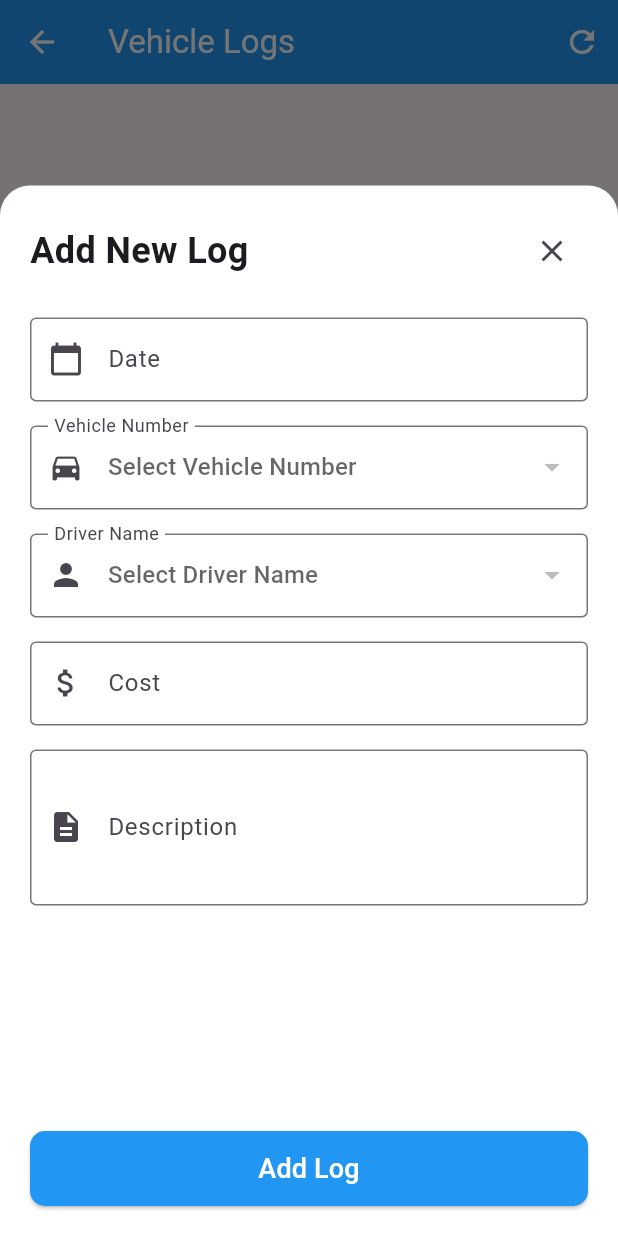
After one commit to Webmonk08/Vehicle-Tracker, a Flutter app: the LogPage screen opened directly, after a tap on the "add" icon, on a phone screen of 412 x 824 dp. The commit adds this screen. Run offline on Flutter 3.47's test engine with Material 3 defaults, Android fonts, the phone set to English and light mode, and no system bars; our stand-ins replace supabase_flutter; accounts and stored records are empty.

Commit message:
Before Filter and Dashboard

```diff
--- a/lib/data/driverdata.dart
+++ b/lib/data/driverdata.dart
@@ -10,7 +10,7 @@ class Driverdata {
       final List<Map<String, dynamic>> data = await supabaseClient
           .from('drivers')
           .select();
-      print("Driver Data : ${data}");
+      print("Driver Data : $data");
       return data.map((item) => Driver.fromMap(item)).toList();
     } catch (e) {
       print('Supabase error: $e');
@@ -35,3 +35,4 @@ class Driverdata {
         .eq('id', id);
   }
 }
+//
--- /dev/null
+++ b/lib/data/log_page_data.dart
@@ -0,0 +1,129 @@
+import 'package:my_app/modals/log_Modal.dart';
+import 'package:my_app/modals/vehicleModal.dart';
+import 'package:my_app/service/supabaseService.dart';
+import 'package:my_app/modals/DriverModal.dart';
+
+class LogPageData {
+  final supabaseClient = SupabaseService.client;
+
+Future<List<Driver>> getDriverNames() async {
+  try {
+    final response = await supabaseClient
+        .from('drivers')
+        .select('name');
+    return (response as List)
+        .map((row) => Driver.fromMap(row as Map<String, dynamic>))
+        .toList();
+  } catch (e) {
+    print('❌ Error: $e');
+    return [];
+  }
+}
+Future<List<Vehicle>> getVehicleNumbers() async {
+  try {
+    final response = await supabaseClient
+        .from('vehicles')
+        .select('VehicleNo');
+
+    return (response as List)
+        .map((row) => Vehicle.fromMap(row as Map<String, dynamic>))
+        .toList();
+  } catch (e) {
+    print('❌ Error: $e');
+    return [];
+  }
+}
+
+Future<List<LogModal>> getLogs() async {
+  try {
+    final List<Map<String, dynamic>> response = await supabaseClient
+        .from('vehicle_logs')
+        .select('''
+        cost_of_load,
+        description,
+        log_date,
+        vehicles(VehicleNo),
+        drivers(name)
+      ''')
+        .order('log_date', ascending: false);
+
+    // Debug: Print the raw response to see data types
+    print('Raw response: $response');
+
+    return response.map((row) {
+      // Create a safe copy with proper type conversion
+      final safeRow = <String, dynamic>{
+        'log_date': row['log_date']?.toString() ?? '',
+        'description': row['description']?.toString() ?? '',
+        'cost_of_load': _safeConvertToString(row['cost_of_load']),
+        'vehicles': row['vehicles'],
+        'drivers': row['drivers'],
+      };
+
+      return LogModal.fromMap(safeRow);
+    }).toList();
+  } catch (e) {
+    print('Error fetching joined logs: $e');
+    return [];
+  }
+}
+
+// Helper method for safe conversion
+String _safeConvertToString(dynamic value) {
+  if (value == null) return '0';
+  if (value is String) return value;
+  if (value is int) return value.toString();
+  if (value is double) return value.toString();
+  if (value is num) return value.toString();
+  return value.toString();
+}
+
+  Future<void> addLog({
+    required String date,
+    required String vehicleNo,
+    required String driverName,
+    required double cost,
+    required String description,
+  }) async {
+    try {
+      final dynamic vehicleId;
+      final dynamic driverId;
+      print(vehicleNo);
+      final vehicleres = await supabaseClient
+          .from('vehicles')
+          .select('id')
+          .eq('VehicleNo', vehicleNo)
+          .maybeSingle();
+      if (vehicleres == null) {
+        print("❌ No vehicle found with that number");
+        return;
+      } else {
+        vehicleId = vehicleres['id'];
+        print("✅ Vehicle ID: $vehicleId");
+      }
+
+      final driverres = await supabaseClient
+          .from('drivers')
+          .select('id')
+          .eq('name', driverName)
+          .maybeSingle();
+      if (driverres != null) {
+        driverId = driverres['id'];
+      } else {
+        print("❌ No driver found with that name");
+        return;
+      }
+
+      final newLog = LogModal(
+        date: date,
+        vehicleNo: vehicleId.toString(),
+        driverName: driverId.toString(),
+        cost_of_load: cost,
+        description: description,
+      );
+      await supabaseClient.from('vehicle_logs').insert(newLog.toMap());
+    } catch (e) {
+      print('Error adding new log: $e');
+    }
+  }
+}
--- /dev/null
+++ b/lib/modals/log_Modal.dart
@@ -0,0 +1,56 @@
+class LogModal {
+  final String date;
+  final String vehicleNo;
+  final String driverName;
+  final double cost_of_load;  // Changed to double
+  final String description;
+
+  LogModal({
+    required this.date,
+    required this.vehicleNo,
+    required this.driverName,
+    required this.cost_of_load,
+    required this.description,
+  });
+
+  factory LogModal.fromMap(Map<String, dynamic> map) {
+    return LogModal(
+      date: map['log_date']?.toString() ?? '',
+            description: map['description']?.toString() ?? '',
+
+      // Handle cost_of_load - convert int/double to double
+      cost_of_load: _parseToDouble(map['cost_of_load']),
+
+      // Handle nested objects
+      vehicleNo: map['vehicles'] != null
+          ? (map['vehicles']['VehicleNo']?.toString() ?? '')
+          : '',
+      driverName: map['drivers'] != null
+          ? (map['drivers']['name']?.toString() ?? '')
+          : '',
+    );
+  }
+
+  // Helper method to safely convert to double
+  static double _parseToDouble(dynamic value) {
+    if (value == null) return 0.0;
+    if (value is double) return value;
+    if (value is int) return value.toDouble();
+    if (value is String) return double.tryParse(value) ?? 0.0;
+    if (value is num) return value.toDouble();
+    return 0.0;
+  }
+
+  Map<String, dynamic> toMap() {
+    return {
+      'log_date': date,
+      'vehicle_id': vehicleNo,
+      'driver_id': driverName,
+      'cost_of_load': cost_of_load,
+      'description': description,
+    };
+  }
+
+  // Helper getter for displaying cost as formatted string
+  String get formattedCost => cost_of_load.toStringAsFixed(2);
+}
--- /dev/null
+++ b/lib/pages/Logpage/logPage.dart
@@ -0,0 +1,520 @@
+import 'package:flutter/material.dart';
+import 'package:my_app/modals/log_Modal.dart';
+import 'package:my_app/data/log_page_data.dart';
+
+class LogPage extends StatefulWidget {
+  const LogPage({super.key});
+
+  @override
+  State<LogPage> createState() => _LogPageState();
+}
+
+class _LogPageState extends State<LogPage> {
+  final LogPageData _logPageData = LogPageData();
+  List<LogModal> _logs = [];
+  bool _isLoading = true;
+  bool _isAddingLog = false;
+
+  // Dropdown data
+  List<dynamic> _vehicleNumbers = [];
+  List<dynamic> _driverNames = [];
+  bool _isLoadingDropdownData = false;
+
+  // Form controllers
+  final _formKey = GlobalKey<FormState>();
+  final _dateController = TextEditingController();
+  final _costController = TextEditingController();
+  final _descriptionController = TextEditingController();
+
+  // Dropdown selected values
+  String? _selectedVehicleNo;
+  String? _selectedDriverName;
+
+  @override
+  void initState() {
+    super.initState();
+    print("object");
+    _loadLogs();
+    _loadDropdownData();
+  }
+
+  @override
+  void dispose() {
+    _dateController.dispose();
+    _costController.dispose();
+    _descriptionController.dispose();
+    super.dispose();
+  }
+
+  Future<void> _loadLogs() async {
+    setState(() {
+      _isLoading = true;
+    });
+
+    try {
+      final logs = await _logPageData.getLogs();
+
+      setState(() {
+        _logs = logs;
+        print(_logs.toString());
+        _isLoading = false;
+      });
+    } catch (e) {
+      setState(() {
+        _isLoading = false;
+      });
+      _showErrorSnackBar('Failed to load logs: $e');
+    }
+  }
+
+  Future<void> _loadDropdownData() async {
+    setState(() {
+      _isLoadingDropdownData = true;
+    });
+
+    try {
+      // You'll need to add these methods to your LogPageData class
+      final vehicleNumbers = await _logPageData.getVehicleNumbers();
+      final driverNames = await _logPageData.getDriverNames();
+
+      setState(() async {
+        _vehicleNumbers = vehicleNumbers;
+        _driverNames = driverNames;
+        _isLoadingDropdownData = false;
+      });
+    } catch (e) {
+      setState(() {
+        _isLoadingDropdownData = false;
+      });
+      _showErrorSnackBar('Failed to load dropdown data: $e');
+    }
+  }
+
+  Future<void> _addNewLog() async {
+    if (!_formKey.currentState!.validate()) return;
+
+    setState(() {
+      _isAddingLog = true;
+    });
+
+    try {
+      await _logPageData.addLog(
+        date: _dateController.text,
+        vehicleNo: _selectedVehicleNo!,
+        driverName: _selectedDriverName!,
+        cost: double.tryParse(_costController.text) ?? 0,
+        description: _descriptionController.text,
+      );
+
+      // Clear form
+      _clearForm();
+
+      // Reload logs
+      await _loadLogs();
+
+      // Close bottom sheet
+      Navigator.of(context).pop();
+
+      _showSuccessSnackBar('Log added successfully!');
+    } catch (e) {
+      _showErrorSnackBar('Failed to add log: $e');
+    } finally {
+      setState(() {
+        _isAddingLog = false;
+      });
+    }
+  }
+
+  void _clearForm() {
+    _dateController.clear();
+    _costController.clear();
+    _descriptionController.clear();
+    setState(() {
+      _selectedVehicleNo = null;
+      _selectedDriverName = null;
+    });
+  }
+
+  void _showAddLogBottomSheet() {
+    showModalBottomSheet(
+      context: context,
+      isScrollControlled: true,
+      backgroundColor: Colors.transparent,
+      builder: (context) => _buildAddLogBottomSheet(),
+    );
+  }
+
+  Widget _buildAddLogBottomSheet() {
+    return Container(
+      height: MediaQuery.of(context).size.height * 0.85,
+      decoration: const BoxDecoration(
+        color: Colors.white,
+        borderRadius: BorderRadius.only(
+          topLeft: Radius.circular(20),
+          topRight: Radius.circular(20),
+        ),
+      ),
+      child: Padding(
+        padding: EdgeInsets.only(
+          left: 20,
+          right: 20,
+          top: 20,
+          bottom: MediaQuery.of(context).viewInsets.bottom + 20,
+        ),
+        child: Form(
+          key: _formKey,
+          child: Column(
+            crossAxisAlignment: CrossAxisAlignment.start,
+            children: [
+              // Header
+              Row(
+                mainAxisAlignment: MainAxisAlignment.spaceBetween,
+                children: [
+                  const Text(
+                    'Add New Log',
+                    style: TextStyle(fontSize: 24, fontWeight: FontWeight.bold),
+                  ),
+                  IconButton(
+                    onPressed: () => Navigator.of(context).pop(),
+                    icon: const Icon(Icons.close),
+                  ),
+                ],
+              ),
+              const SizedBox(height: 20),
+
+              // Form fields
+              Expanded(
+                child: SingleChildScrollView(
+                  child: Column(
+                    children: [
+                      // Date field
+                      TextFormField(
+                        controller: _dateController,
+                        decoration: const InputDecoration(
+                          labelText: 'Date',
+                          hintText: 'YYYY-MM-DD',
+                          border: OutlineInputBorder(),
+                          prefixIcon: Icon(Icons.calendar_today),
+                        ),
+                        validator: (value) {
+                          if (value == null || value.isEmpty) {
+                            return 'Please enter a date';
+                          }
+                          return null;
+                        },
+                        onTap: () async {
+                          DateTime? pickedDate = await showDatePicker(
+                            context: context,
+                            initialDate: DateTime.now(),
+                            firstDate: DateTime(2000),
+                            lastDate: DateTime(2101),
+                          );
+                          if (pickedDate != null) {
+                            _dateController.text =
+                                "${pickedDate.year}-${pickedDate.month.toString().padLeft(2, '0')}-${pickedDate.day.toString().padLeft(2, '0')}";
+                          }
+                        },
+                        readOnly: true,
+                      ),
+                      const SizedBox(height: 16),
+
+                      // Vehicle Number dropdown
+                      DropdownButtonFormField<String>(
+                        value: _selectedVehicleNo,
+                        decoration: const InputDecoration(
+                          labelText: 'Vehicle Number',
+                          border: OutlineInputBorder(),
+                          prefixIcon: Icon(Icons.directions_car),
+                        ),
+                        hint: _isLoadingDropdownData
+                            ? const Text('Loading vehicles...')
+                            : const Text('Select Vehicle Number'),
+                        items: _vehicleNumbers.map<DropdownMenuItem<String>>((
+                          vehicle,
+                        ) {
+                          // Extract the vehicle number based on your data structure
+                          String vehicleNo = vehicle is Map
+                              ? vehicle['vehicle_number']?.toString() ??
+                                    vehicle.toString()
+                              : vehicle.toString();
+                          return DropdownMenuItem<String>(
+                            value: vehicleNo,
+                            child: Text(vehicleNo),
+                          );
+                        }).toList(),
+                        onChanged: _isLoadingDropdownData
+                            ? null
+                            : (String? newValue) {
+                                setState(() {
+                                  _selectedVehicleNo = newValue;
+                                });
+                              },
+                        validator: (value) {
+                          if (value == null || value.isEmpty) {
+                            return 'Please select a vehicle number';
+                          }
+                          return null;
+                        },
+                      ),
+                      const SizedBox(height: 16),
+
+                      // Driver Name dropdown
+                      DropdownButtonFormField<String>(
+                        value: _selectedDriverName,
+                        decoration: const InputDecoration(
+                          labelText: 'Driver Name',
+                          border: OutlineInputBorder(),
+                          prefixIcon: Icon(Icons.person),
+                        ),
+                        hint: _isLoadingDropdownData
+                            ? const Text('Loading drivers...')
+                            : const Text('Select Driver Name'),
+                        items: _driverNames.map<DropdownMenuItem<String>>((
+                          driver,
+                        ) {
+                          // Extract the driver name based on your data structure
+                          String driverName = driver is Map
+                              ? driver['driver_name']?.toString() ??
+                                    driver.toString()
+                              : driver.toString();
+                          return DropdownMenuItem<String>(
+                            value: driverName,
+                            child: Text(driverName),
+                          );
+                        }).toList(),
+                        onChanged: _isLoadingDropdownData
+                            ? null
+                            : (String? newValue) {
+                                setState(() {
+                                  _selectedDriverName = newValue;
+                                });
+                              },
+                        validator: (value) {
+                          if (value == null || value.isEmpty) {
+                            return 'Please select a driver name';
+                          }
+                          return null;
+                        },
+                      ),
+                      const SizedBox(height: 16),
+
+                      // Cost field
+                      TextFormField(
+                        controller: _costController,
+                        decoration: const InputDecoration(
+                          labelText: 'Cost',
+                          border: OutlineInputBorder(),
+                          prefixIcon: Icon(Icons.attach_money),
+                        ),
+                        keyboardType: TextInputType.numberWithOptions(
+                          decimal: true,
+                        ),
+                        validator: (value) {
+                          if (value == null || value.isEmpty) {
+                            return 'Please enter cost';
+                          }
+                          if (double.tryParse(value) == null) {
+                            return 'Please enter a valid number';
+                          }
+                          return null;
+                        },
+                      ),
+                      const SizedBox(height: 16),
+
+                      // Description field
+                      TextFormField(
+                        controller: _descriptionController,
+                        decoration: const InputDecoration(
+                          labelText: 'Description',
+                          border: OutlineInputBorder(),
+                          prefixIcon: Icon(Icons.description),
+                        ),
+                        maxLines: 3,
+                        validator: (value) {
+                          if (value == null || value.isEmpty) {
+                            return 'Please enter description';
+                          }
+                          return null;
+                        },
+                      ),
+                    ],
+                  ),
+                ),
+              ),
+
+              // Submit button
+              SizedBox(
+                width: double.infinity,
+                height: 50,
+                child: ElevatedButton(
+                  onPressed: _isAddingLog ? null : _addNewLog,
+                  style: ElevatedButton.styleFrom(
+                    backgroundColor: Colors.blue,
+                    foregroundColor: Colors.white,
+                    shape: RoundedRectangleBorder(
+                      borderRadius: BorderRadius.circular(10),
+                    ),
+                  ),
+                  child: _isAddingLog
+                      ? const CircularProgressIndicator(color: Colors.white)
+                      : const Text('Add Log', style: TextStyle(fontSize: 18)),
+                ),
+              ),
+            ],
+          ),
+        ),
+      ),
+    );
+  }
+
+  Widget _buildLogCard(LogModal log) {
+    print(log.cost_of_load);
+    return Card(
+      margin: const EdgeInsets.symmetric(horizontal: 16, vertical: 8),
+      elevation: 2,
+      child: Padding(
+        padding: const EdgeInsets.all(16),
+        child: Column(
+          crossAxisAlignment: CrossAxisAlignment.start,
+          children: [
+            Row(
+              mainAxisAlignment: MainAxisAlignment.spaceBetween,
+              children: [
+                Text(
+                  log.date,
+                  style: const TextStyle(
+                    fontSize: 16,
+                    fontWeight: FontWeight.bold,
+                    color: Colors.blue,
+                  ),
+                ),
+                Container(
+                  padding: const EdgeInsets.symmetric(
+                    horizontal: 12,
+                    vertical: 4,
+                  ),
+                  decoration: BoxDecoration(
+                    color: Colors.green.withOpacity(0.1),
+                    borderRadius: BorderRadius.circular(12),
+                    border: Border.all(color: Colors.green.withOpacity(0.3)),
+                  ),
+                  child: Text(
+                    '₹${log.cost_of_load}',
+                    style: const TextStyle(
+                      fontWeight: FontWeight.bold,
+                      color: Colors.green,
+                    ),
+                  ),
+                ),
+              ],
+            ),
+            const SizedBox(height: 12),
+            Row(
+              children: [
+                const Icon(Icons.directions_car, size: 18, color: Colors.grey),
+                const SizedBox(width: 8),
+                Text('Vehicle: ${log.vehicleNo}'),
+                const SizedBox(width: 20),
+                const Icon(Icons.person, size: 18, color: Colors.grey),
+                const SizedBox(width: 8),
+                Expanded(child: Text('Driver: ${log.driverName}')),
+              ],
+            ),
+            const SizedBox(height: 8),
+            Row(
+              crossAxisAlignment: CrossAxisAlignment.start,
+              children: [
+                const Icon(Icons.description, size: 18, color: Colors.grey),
+                const SizedBox(width: 8),
+                Expanded(
+                  child: Text(
+                    log.description,
+                    style: const TextStyle(color: Colors.grey),
+                  ),
+                ),
+              ],
+            ),
+          ],
+        ),
+      ),
+    );
+  }
+
+  void _showSuccessSnackBar(String message) {
+    ScaffoldMessenger.of(context).showSnackBar(
+      SnackBar(
+        content: Text(message),
+        backgroundColor: Colors.green,
+        behavior: SnackBarBehavior.floating,
+      ),
+    );
+  }
+
+  void _showErrorSnackBar(String message) {
+    ScaffoldMessenger.of(context).showSnackBar(
+      SnackBar(
+        content: Text(message),
+        backgroundColor: Colors.red,
+        behavior: SnackBarBehavior.floating,
+      ),
+    );
+  }
+
+  @override
+  Widget build(BuildContext context) {
+    return Scaffold(
+      appBar: AppBar(
+        title: const Text('Vehicle Logs'),
+        backgroundColor: Colors.blue,
+        foregroundColor: Colors.white,
+        actions: [
+          IconButton(
+            onPressed: _loadLogs,
+            icon: const Icon(Icons.refresh),
+            tooltip: 'Refresh',
+          ),
+        ],
+      ),
+      body: _isLoading
+          ? const Center(child: CircularProgressIndicator())
+          : _logs.isEmpty
+          ? const Center(
+              child: Column(
+                mainAxisAlignment: MainAxisAlignment.center,
+                children: [
+                  Icon(
+                    Icons.description_outlined,
+                    size: 80,
+                    color: Colors.grey,
+                  ),
+                  SizedBox(height: 16),
+                  Text(
+                    'No logs found',
+                    style: TextStyle(fontSize: 18, color: Colors.grey),
+                  ),
+                  SizedBox(height: 8),
+                  Text(
+                    'Add your first log by tapping the + button',
+                    style: TextStyle(color: Colors.grey),
+                  ),
+                ],
+              ),
+            )
+          : RefreshIndicator(
+              onRefresh: _loadLogs,
+              child: ListView.builder(
+                itemCount: _logs.length,
+                itemBuilder: (context, index) {
+                  return _buildLogCard(_logs[index]);
+                },
+              ),
+            ),
+      floatingActionButton: FloatingActionButton(
+        onPressed: _showAddLogBottomSheet,
+        backgroundColor: Colors.blue,
+        foregroundColor: Colors.white,
+        child: const Icon(Icons.add),
+      ),
+    );
+  }
+}
--- a/lib/pages/vehiclePage/Homepage.dart
+++ b/lib/pages/vehiclePage/Homepage.dart
@@ -2,7 +2,6 @@ import 'package:flutter/material.dart';
 import 'package:uuid/uuid.dart';
 import 'package:my_app/modals/vehicleModal.dart';
 import 'package:my_app/data/vehicledata.dart';
-import 'package:my_app/service/supabaseService.dart';
 
 class Homepage extends StatefulWidget {
   const Homepage({super.key});
```
Also changed, not shown: lib/main.dart (+8 -0 lines).
